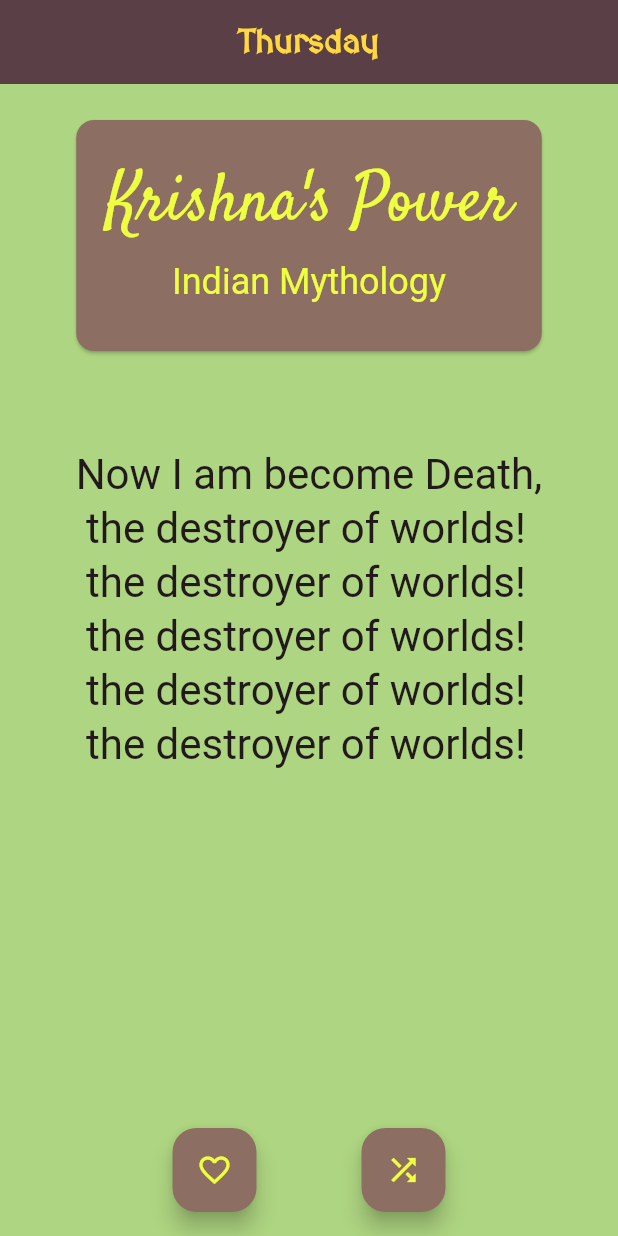
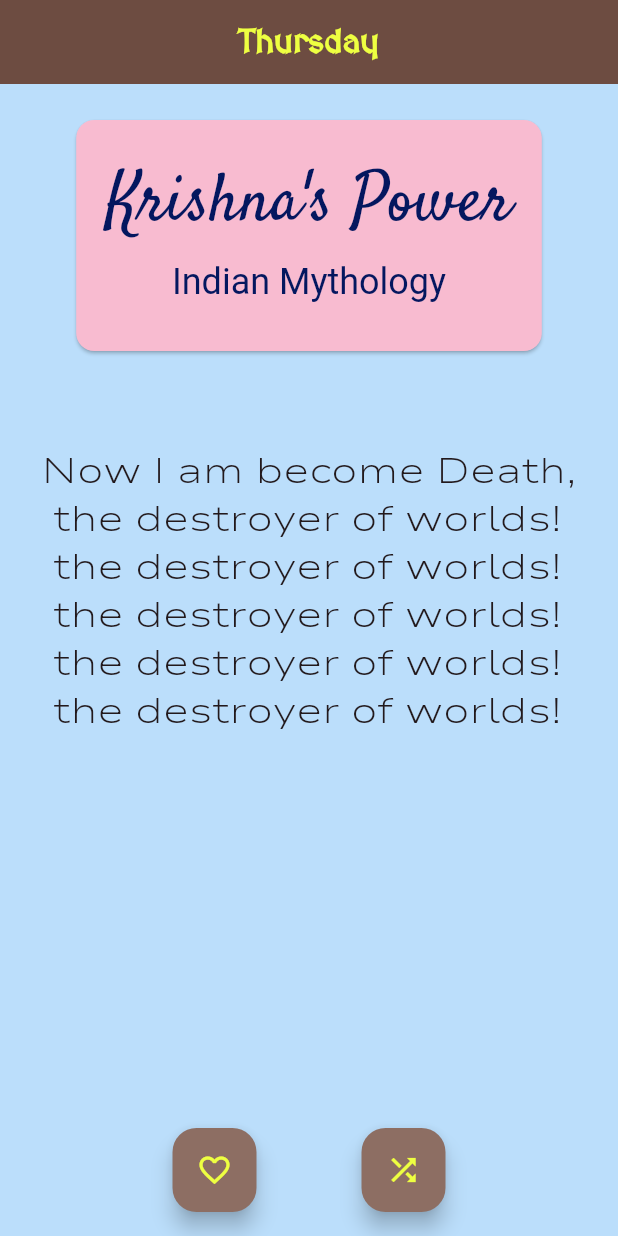
Before and after one commit to Niramin/daily_quotes, a Flutter app: the screen it shows after launch, on a phone screen of 412 x 824 dp. Run offline on Flutter 3.47's test engine with Material 2 defaults, Android fonts, the phone set to English and light mode, and no system bars.

Commit message:
basic design done

```diff
--- a/lib/main.dart
+++ b/lib/main.dart
@@ -53,16 +53,16 @@ class _MyHomePageState extends State<MyHomePage> {
     var dayOfWeek = intl.DateFormat('EEEE').format(DateTime.now());
     return Scaffold(
       //bg color
-      backgroundColor: Colors.lightGreen.shade300,
+      backgroundColor: Colors.blue.shade100,
       appBar: AppBar(
-        backgroundColor: Theme.of(context).colorScheme.onSecondaryContainer,
+        backgroundColor: Colors.brown.shade600,
         title: Center(
           child: Text(
             dayOfWeek,
             style: const TextStyle(
               fontFamily: 'MedievalSharp',
               fontWeight: FontWeight.bold,
-              color: Colors.amberAccent,
+              color: Colors.limeAccent,
             ),
           ),
         ),
@@ -78,7 +78,7 @@ class _MyHomePageState extends State<MyHomePage> {
               children: <Widget>[
                 Card(
                   //card color
-                  color: Colors.brown.shade400,
+                  color: Colors.pink.shade100,
                   child: Padding(
                     padding: const EdgeInsets.fromLTRB(20.0, 30.0, 20.0, 30.0),
                     child: Column(
@@ -90,7 +90,7 @@ class _MyHomePageState extends State<MyHomePage> {
                               .displayMedium
                               ?.copyWith(
                                   fontFamily: 'Satisfy',
-                                  color: Colors.limeAccent),
+                                  color: Color.fromARGB(255, 4, 23, 95)),
                         ),
                         const SizedBox(
                           height: 10,
@@ -100,7 +100,7 @@ class _MyHomePageState extends State<MyHomePage> {
                           style: Theme.of(context)
                               .textTheme
                               .headlineSmall
-                              ?.copyWith(color: Colors.limeAccent),
+                              ?.copyWith(color: Color.fromARGB(255, 4, 23, 95)),
                         ),
                       ],
                     ),
@@ -110,9 +110,11 @@ class _MyHomePageState extends State<MyHomePage> {
                   height: 60,
                 ),
                 Text(
-                  'Now I am become Death,\n the destroyer of worlds!\n the destroyer of worlds!\n the destroyer of worlds!\n the destroyer of worlds!\n the destroyer of worlds!',
-                  style: Theme.of(context).textTheme.headlineMedium,
-                ),
+                    'Now I am become Death,\n the destroyer of worlds!\n the destroyer of worlds!\n the destroyer of worlds!\n the destroyer of worlds!\n the destroyer of worlds!',
+                    style: Theme.of(context)
+                        .textTheme
+                        .headlineSmall
+                        ?.copyWith(fontFamily: 'Nunito Sans')),
                 const SizedBox(
                   height: 60,
                 ),
--- a/pubspec.yaml
+++ b/pubspec.yaml
@@ -100,3 +100,7 @@ flutter:
     - family: Satisfy
       fonts:
         - asset: assets/fonts/Satisfy-Regular.ttf
+
+    - family: Nunito Sans
+      fonts:
+        - asset: assets/fonts/NunitoSans_7pt_Expanded-ExtraLight.ttf
```
Also changed, not shown: assets/fonts/BricolageGrotesque-ExtraLight.ttf (added), assets/fonts/BricolageGrotesque-VariableFont_opsz,wdth,wght.ttf (added), assets/fonts/NunitoSans_7pt_Expanded-ExtraLight.ttf (added).
